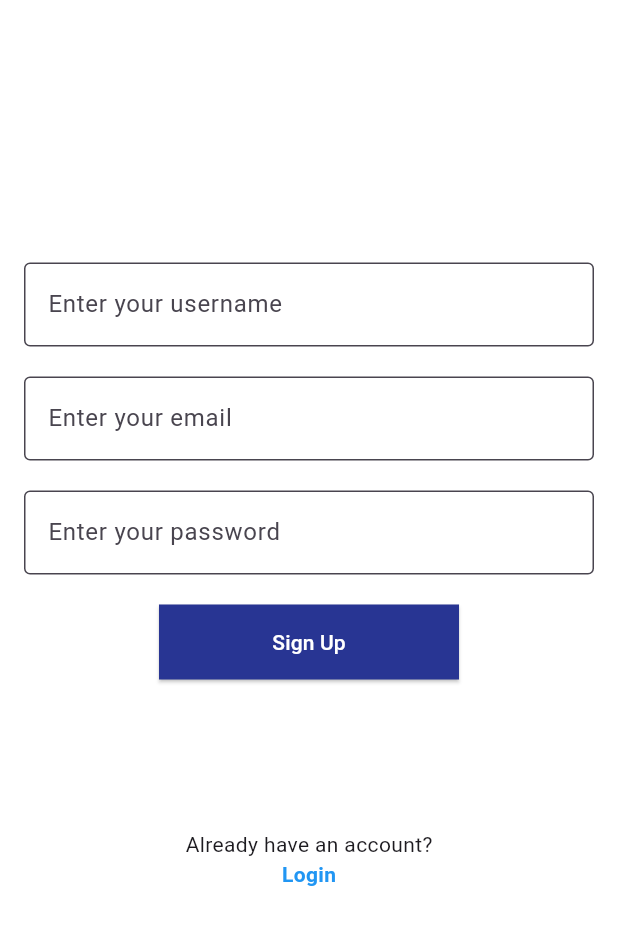
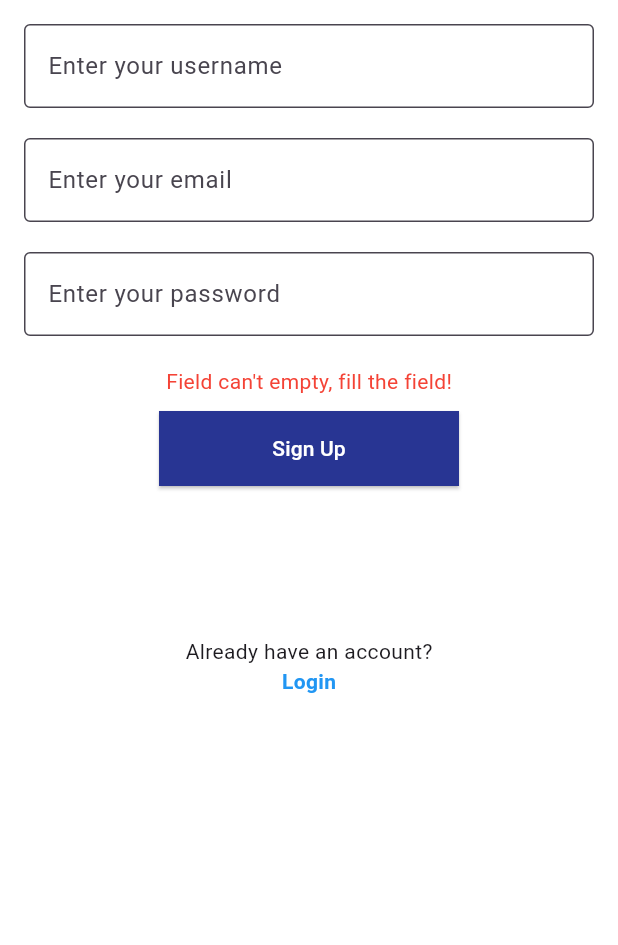
Before and after one commit to Stillante-Peruro/Feel-da-Beats, a Flutter app: the SignUpPage screen opened directly, after a tap on "Sign Up", on a phone screen of 412 x 824 dp, the part 84-1029 px from its top. Run offline on Flutter 3.47's test engine with Material 3 defaults, Android fonts, the light colour scheme and no system bars; our stand-ins replace audioplayers, camera, cloud_firestore, firebase_auth, firebase_core; missing offline and left inert: google_mlkit_commons, google_mlkit_face_detection, tflite_v2; accounts and stored records are empty; network calls fail.

Commit message:
auth dah bisa dipake beserta error messagenya (kodingan masih ga rapi and blm nyambung ke admin page krna data blm disimpen di firestore)

```diff
--- a/lib/main.dart
+++ b/lib/main.dart
@@ -26,9 +26,10 @@ class MyApp extends StatelessWidget {
       theme: ThemeData(
         primarySwatch: Colors.cyan,
       ),
-        home: MyHomePage()
+      home:
+          // MyHomePage()
           //kalo mau ke page login
-        // LoginPage(),
+          LoginPage(),
     );
   }
 }
--- a/lib/pages/register.dart
+++ b/lib/pages/register.dart
@@ -1,4 +1,6 @@
+import 'package:feel_da_beats_app/pages/dashboard.dart';
 import 'package:feel_da_beats_app/pages/landing_page.dart';
+import 'package:firebase_auth/firebase_auth.dart';
 import 'package:flutter/material.dart';
 
 class SignUpPage extends StatefulWidget {
@@ -12,16 +14,20 @@ class _SignUpPageState extends State<SignUpPage> {
   String email = '';
   String username = "";
   String password = "";
+  String _errorMessage = "";
   bool showSpinner = false;
+  final _auth = FirebaseAuth.instance;
 
   @override
   Widget build(BuildContext context) {
     return Scaffold(
-        backgroundColor: Colors.white,
-        appBar: AppBar(
-          title: Text('Feel da beats'),
-        ),
-        body: Padding(
+      resizeToAvoidBottomInset: true,
+      backgroundColor: Colors.white,
+      appBar: AppBar(
+        title: Text('Feel da beats'),
+      ),
+      body: SingleChildScrollView(
+        child: Padding(
           padding: const EdgeInsets.all(16),
           child: Column(mainAxisAlignment: MainAxisAlignment.center, children: [
             TextField(
@@ -63,11 +69,37 @@ class _SignUpPageState extends State<SignUpPage> {
               ),
             ),
             SizedBox(height: 20),
+            Text(_errorMessage, style: TextStyle(color: Colors.red)),
+            SizedBox(height: 10),
             ElevatedButton(
               onPressed: () async {
                 setState(() {
                   showSpinner = true;
                 });
+                if (username.isEmpty || email.isEmpty || password.isEmpty) {
+                  setState(() {
+                    _errorMessage = "Field can't empty, fill the field!";
+                  });
+                } else {
+                  try {
+                    await _auth
+                        .createUserWithEmailAndPassword(
+                            email: email, password: password)
+                        .then((value) {
+                      setState(() {
+                        showSpinner = false;
+                      });
+                    });
+                    Navigator.pushReplacement(context,
+                        MaterialPageRoute(builder: (context) => MyHomePage()));
+                  } catch (e) {
+                    if (e is FirebaseAuthException) {
+                      setState(() {
+                        _errorMessage = e.message!;
+                      });
+                    }
+                  }
+                }
               },
               child: Text('Sign Up', style: TextStyle(color: Colors.white)),
               style: ElevatedButton.styleFrom(
@@ -92,6 +124,8 @@ class _SignUpPageState extends State<SignUpPage> {
                       color: Colors.blue, fontWeight: FontWeight.bold),
                 ))
           ]),
-        ));
+        ),
+      ),
+    );
   }
 }
```
Also changed, not shown: lib/pages/landing_page.dart (+32 -2 lines), lib/pages/profile.dart (+15 -1 lines). Lines whose indentation alone changed are shown as unchanged.
